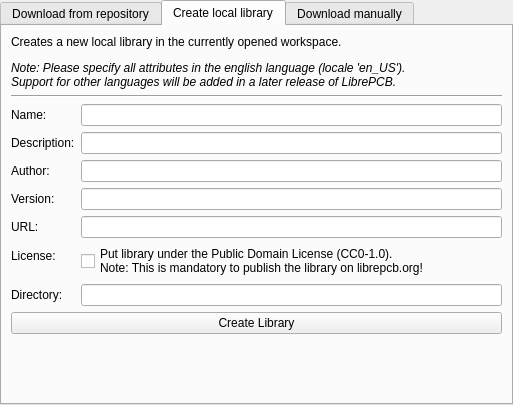
Old version of the form libs/librepcb/librarymanager/addlibrarywidget.ui in the repository LibrePCB/LibrePCB.
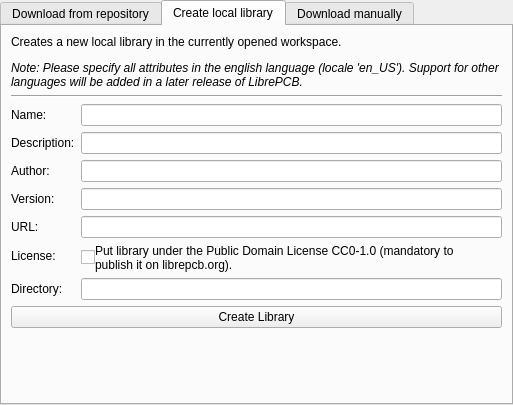
New version of the form. The open tabs and pages were chosen to show the change. Icons and pictures are not drawn.

Commit message:
LibraryManager: Various small layout improvements
- Make it better usable on small screens
- Crop long texts to avoid strange looking layouts by ignoring widget
  size hint and/or enabling word wrap in labels
- Various other small improvements

The edit to the form file:
```diff
--- a/libs/librepcb/librarymanager/addlibrarywidget.ui
+++ b/libs/librepcb/librarymanager/addlibrarywidget.ui
@@ -66,7 +66,10 @@
        <item row="0" column="0" colspan="2">
         <widget class="QLabel" name="label_8">
          <property name="text">
-          <string>&lt;html&gt;&lt;head/&gt;&lt;body&gt;&lt;p&gt;Creates a new local library in the currently opened workspace. &lt;/p&gt;&lt;p&gt;&lt;span style=&quot; font-style:italic;&quot;&gt;Note: Please specify all attributes in the english language (locale 'en_US').&lt;br&gt;Support for other languages will be added in a later release of LibrePCB.&lt;/span&gt;&lt;/p&gt;&lt;/body&gt;&lt;/html&gt;</string>
+          <string>&lt;p&gt;Creates a new local library in the currently opened workspace.&lt;/p&gt;&lt;p&gt;&lt;span style=&quot; font-style:italic;&quot;&gt;Note: Please specify all attributes in the english language (locale 'en_US'). Support for other languages will be added in a later release of LibrePCB.&lt;/span&gt;&lt;/p&gt;</string>
+         </property>
+         <property name="wordWrap">
+          <bool>true</bool>
          </property>
         </widget>
        </item>
@@ -165,15 +168,26 @@
         </widget>
        </item>
        <item row="7" column="1">
-        <layout class="QHBoxLayout" name="horizontalLayout_2">
+        <layout class="QHBoxLayout" name="horizontalLayout_2" stretch="0,1,0">
          <property name="spacing">
           <number>0</number>
          </property>
          <item>
-          <widget class="QCheckBox" name="cbxLocalCc0License">
+          <widget class="QCheckBox" name="cbxLocalCc0License"/>
+         </item>
+         <item>
+          <widget class="QLabel" name="lblLicenseDescription">
+           <property name="sizePolicy">
+            <sizepolicy hsizetype="Preferred" vsizetype="Fixed">
+             <horstretch>0</horstretch>
+             <verstretch>0</verstretch>
+            </sizepolicy>
+           </property>
            <property name="text">
-            <string>Put library under the Public Domain License (CC0-1.0).
-Note: This is mandatory to publish the library on librepcb.org!</string>
+            <string>Put library under the Public Domain License CC0-1.0 (mandatory to publish it on librepcb.org).</string>
+           </property>
+           <property name="wordWrap">
+            <bool>true</bool>
            </property>
           </widget>
          </item>
```
Left out of the diff: 5 changed lines with no effect on the pictures. The commit also changes 6 other files.
